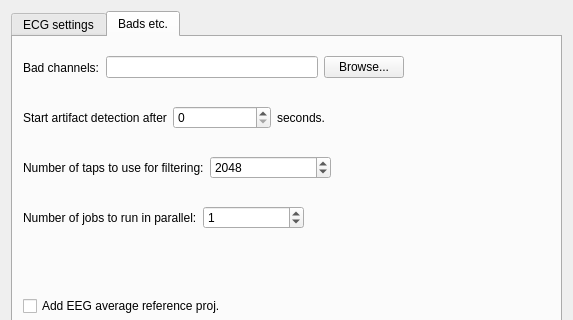
First picture: the form in hoksotin/ui/qt4Designer/ecgParametersDialog.ui, repository cibr-jyu/meggie, before the edit; both pictures show x 0 to 573 and y 0 to 320 of the 573 by 757 pixel window.
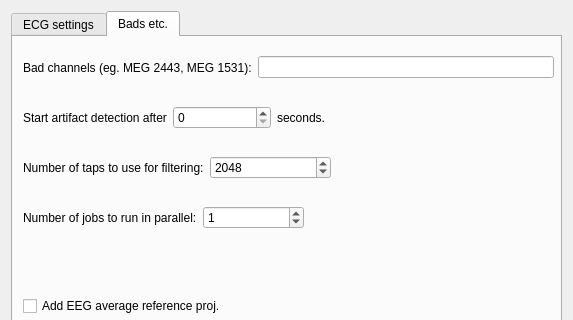
Second picture: the form after the edit. The open tabs and pages were chosen to show the change.

What changed in the file:
```diff
--- a/hoksotin/ui/qt4Designer/ecgParametersDialog.ui
+++ b/hoksotin/ui/qt4Designer/ecgParametersDialog.ui
@@ -575,7 +575,7 @@
         <rect>
          <x>10</x>
          <y>10</y>
-         <width>381</width>
+         <width>531</width>
          <height>41</height>
         </rect>
        </property>
@@ -583,20 +583,13 @@
         <item>
          <widget class="QLabel" name="labelBad">
           <property name="text">
-           <string>Bad channels:</string>
+           <string>Bad channels (eg. MEG 2443, MEG 1531):</string>
           </property>
          </widget>
         </item>
         <item>
          <widget class="QLineEdit" name="lineEditBad"/>
         </item>
-        <item>
-         <widget class="QPushButton" name="pushButtonBadChannels">
-          <property name="text">
-           <string>Browse...</string>
-          </property>
-         </widget>
-        </item>
        </layout>
       </widget>
       <widget class="QGroupBox" name="groupBox">
```
Left out of the diff: 1 changed line with no effect on the pictures.
